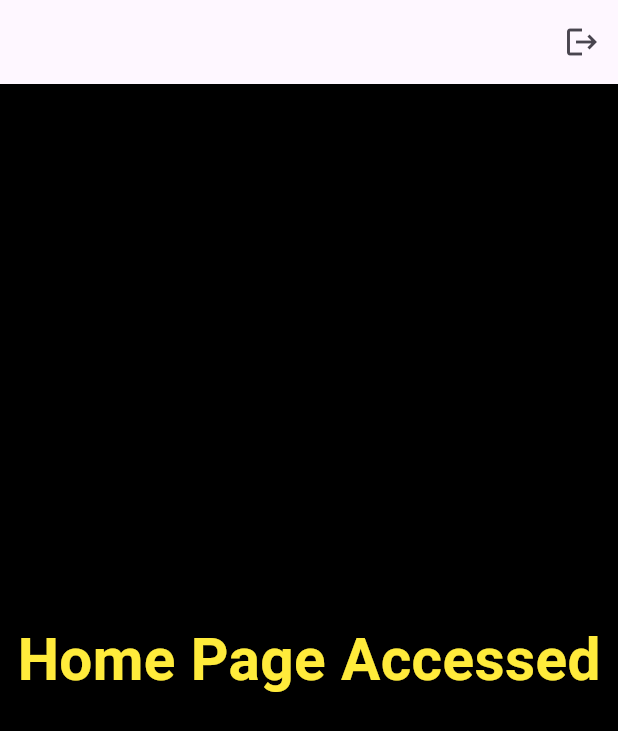
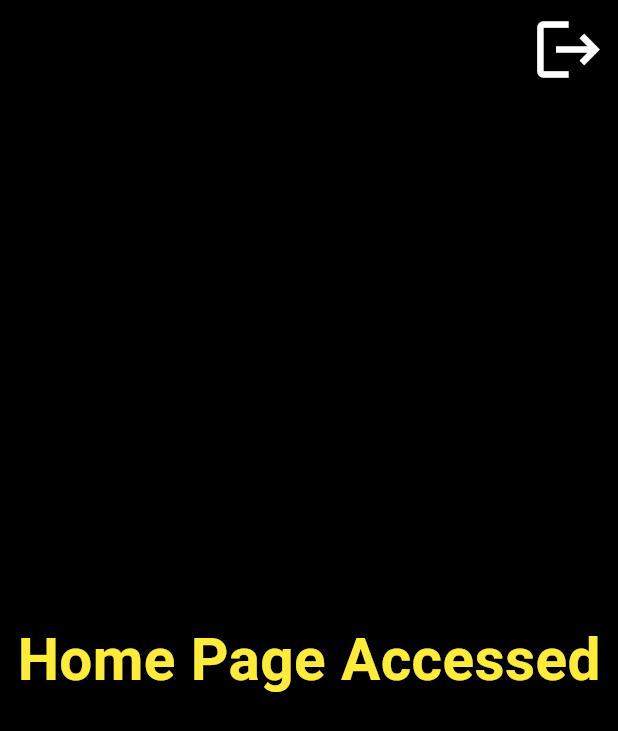
Before and after one commit to AfnanAhmedProjects/All-Flutter-Projects, a Flutter app: the screen it shows once a user with an empty profile is signed in, on a phone screen of 412 x 824 dp. Shown: the top 731 px of the screen. Run offline on Flutter 3.47's test engine with Material 3 defaults, Android fonts, the phone set to English and light mode, and no system bars; our stand-ins replace firebase_auth, firebase_core; accounts and stored records are empty.

Commit message:
initial commit

```diff
--- a/All Projects/Afnan Flutter Projects/loginandsignup/lib/home.dart
+++ b/All Projects/Afnan Flutter Projects/loginandsignup/lib/home.dart
@@ -13,7 +13,16 @@ class homepage extends StatelessWidget {
     return Center(
         child: Scaffold(
       appBar: AppBar(
-        actions: [IconButton(onPressed: signout, icon: Icon(Icons.logout))],
+        actions: [
+          IconButton(
+              onPressed: signout,
+              icon: Icon(
+                Icons.logout,
+                color: Colors.white,
+                size: 50.0,
+              )),
+        ],
+        backgroundColor: Colors.black,
       ),
       backgroundColor: Colors.black,
       body: Center(
```
